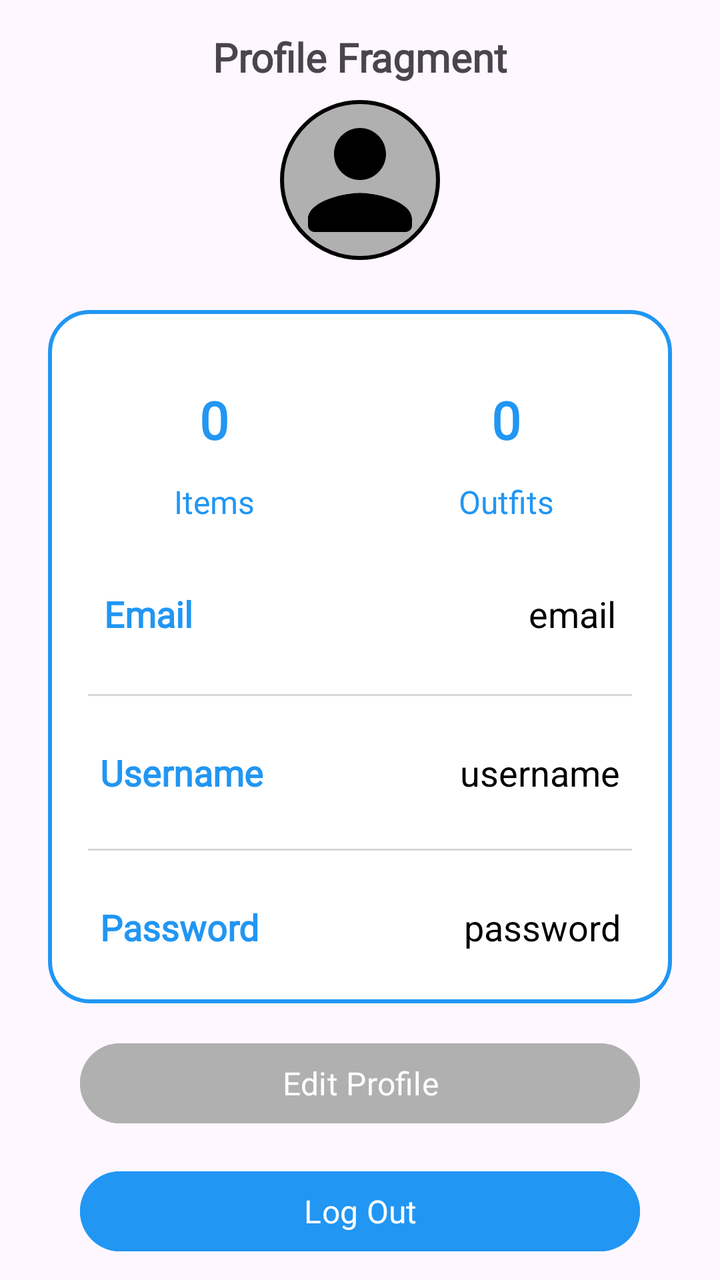
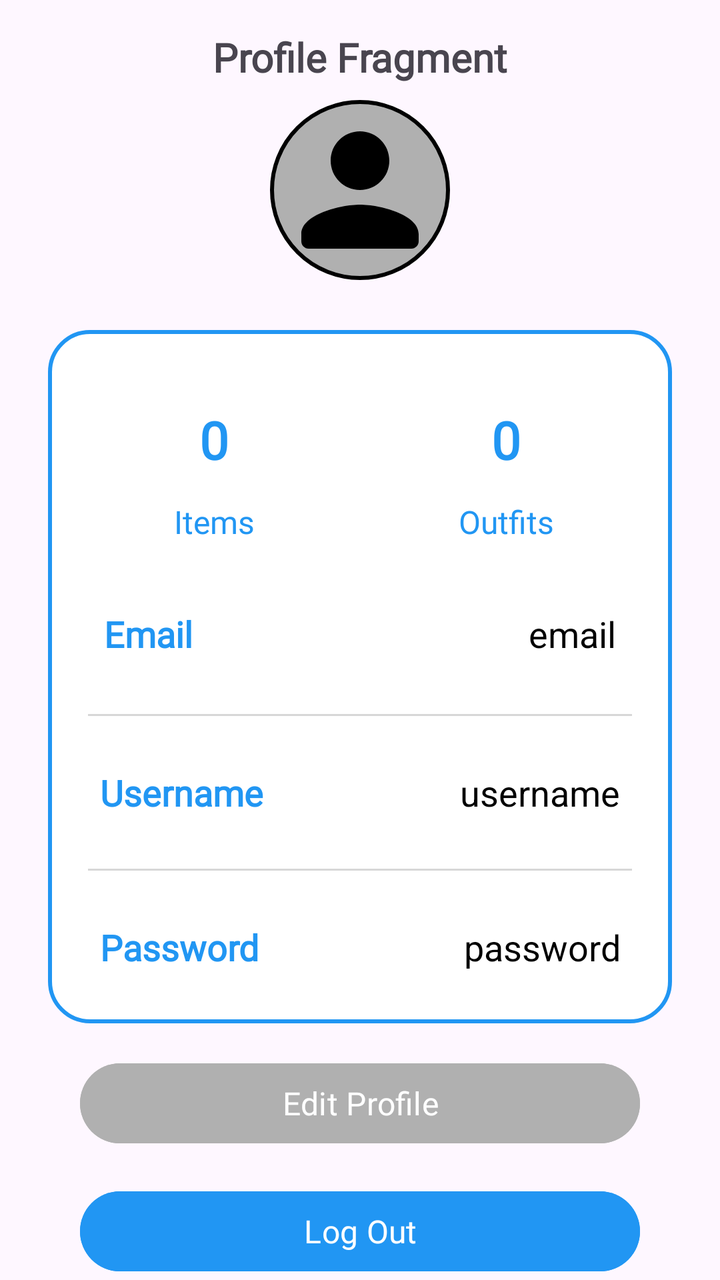

An Android layout rendered at two revisions. The XML below is the earlier revision; the diff shows what the commit changed to produce the second picture.
<!-- AndroidManifest.xml: application theme Theme.StyleWIZ_vol2 -->
<!-- res/layout/fragment_profile.xml -->
<?xml version="1.0" encoding="utf-8"?>
<androidx.constraintlayout.widget.ConstraintLayout
    xmlns:android="http://schemas.android.com/apk/res/android"
    xmlns:tools="http://schemas.android.com/tools"
    android:layout_width="match_parent"
    android:layout_height="match_parent"
    xmlns:app="http://schemas.android.com/apk/res-auto"
    tools:context=".ProfileFragment">

    

    


    



    <com.google.android.material.imageview.ShapeableImageView
        android:layout_width="80dp"
        android:layout_height="80dp"
        android:id="@id/profileImg"
        android:background="@color/gray"
        android:src="@drawable/round_person_24"
        app:cardCornerRadius="40dp"
        android:padding="1dp"
        app:strokeColor="@color/black"
        app:strokeWidth="2dp"
        app:shapeAppearanceOverlay="@style/circular"
        android:layout_marginTop="50dp"
        app:layout_constraintStart_toStartOf="parent"
        app:layout_constraintEnd_toEndOf="parent"
        app:layout_constraintTop_toTopOf="parent"/>


    <LinearLayout
        android:layout_width="match_parent"
        android:layout_height="wrap_content"
        android:id="@+id/linearLayout"
        android:orientation="vertical"
        android:padding="10dp"
        android:background="@drawable/white_background"
        android:layout_marginStart="24dp"
        android:layout_marginEnd="24dp"
        android:layout_marginTop="25dp"
        app:layout_constraintEnd_toEndOf="parent"
        app:layout_constraintStart_toStartOf="parent"
        app:layout_constraintTop_toBottomOf="@id/profileImg">

        <LinearLayout
            android:layout_width="match_parent"
            android:layout_height="wrap_content"
            android:orientation="horizontal">

            <LinearLayout
                android:layout_width="wrap_content"
                android:layout_height="wrap_content"
                android:layout_margin="10dp"
                android:layout_weight="1"
                android:elevation="5dp"
                android:padding="5dp"
                android:gravity="center"
                android:orientation="vertical">

                <TextView
                    android:layout_width="80dp"
                    android:layout_height="60dp"
                    android:id="@+id/itemsNumber"
                    android:text="0"
                    android:gravity="center"
                    android:textAlignment="center"
                    android:textColor="@color/blue"
                    android:textSize="26dp"
                    android:textStyle="bold"
                    android:fontFamily="@font/roboto"/>

                <TextView
                    android:layout_width="match_parent"
                    android:layout_height="wrap_content"
                    android:id="@+id/Items"
                    android:text="Items"
                    android:textAlignment="center"
                    android:textColor="@color/blue"
                    android:textSize="16dp"
                    android:fontFamily="@font/roboto"/>



            </LinearLayout>

            <LinearLayout
                android:layout_width="wrap_content"
                android:layout_height="wrap_content"
                android:layout_margin="10dp"
                android:layout_weight="1"
                android:elevation="5dp"
                android:padding="5dp"
                android:gravity="center"
                android:orientation="vertical">

                <TextView
                    android:layout_width="80dp"
                    android:layout_height="60dp"
                    android:id="@+id/outfitsNumber"
                    android:text="0"
                    android:gravity="center"
                    android:textAlignment="center"
                    android:textColor="@color/blue"
                    android:textSize="26dp"
                    android:textStyle="bold"
                    android:fontFamily="@font/roboto"/>

                <TextView
                    android:layout_width="match_parent"
                    android:layout_height="wrap_content"
                    android:id="@+id/Outfits"
                    android:text="Outfits"
                    android:textAlignment="center"
                    android:textColor="@color/blue"
                    android:textSize="16dp"
                    android:fontFamily="@font/roboto"/>



            </LinearLayout>

        </LinearLayout>

        <LinearLayout
            android:layout_width="match_parent"
            android:layout_height="match_parent"
            android:padding="8dp"
            android:layout_marginLeft="10dp"
            android:layout_marginRight="10dp"
            android:layout_marginBottom="10dp"
            android:layout_marginTop="10dp"
            android:orientation="horizontal">



            <TextView
                android:layout_width="wrap_content"
                android:layout_height="wrap_content"
                android:id="@+id/email"
                android:layout_weight="1"
                android:text="Email"
                android:textStyle="bold"
                android:textColor="@color/blue"
                android:textSize="18dp"
                android:fontFamily="@font/roboto"/>

            <TextView
                android:layout_width="wrap_content"
                android:layout_height="wrap_content"
                android:id="@+id/profileEmail"
                android:text="email"
                android:layout_weight="1"
                android:textAlignment="viewEnd"
                android:textColor="@color/black"
                android:textSize="18sp"/>


        </LinearLayout>

        <androidx.appcompat.widget.AppCompatImageView
            android:layout_width="match_parent"
            android:layout_height="1dp"
            android:layout_margin="10dp"
            android:alpha="0.5"
            android:background="@color/gray"/>

        <LinearLayout
            android:layout_width="match_parent"
            android:layout_height="match_parent"
            android:layout_margin="8dp"
            android:padding="8dp"
            android:orientation="horizontal">


            <TextView
                android:layout_width="wrap_content"
                android:layout_height="wrap_content"
                android:id="@+id/username"
                android:layout_weight="1"
                android:text="Username"
                android:textStyle="bold"
                android:textColor="@color/blue"
                android:textSize="18dp"
                android:fontFamily="@font/roboto"/>

            <TextView
                android:layout_width="wrap_content"
                android:layout_height="wrap_content"
                android:id="@+id/profileUsername"
                android:text="username"
                android:layout_weight="1"
                android:textAlignment="viewEnd"
                android:textColor="@color/black"
                android:textSize="18sp"/>


        </LinearLayout>

        <androidx.appcompat.widget.AppCompatImageView
            android:layout_width="match_parent"
            android:layout_height="1dp"
            android:layout_margin="10dp"
            android:alpha="0.5"
            android:background="@color/gray"/>

        <LinearLayout
            android:layout_width="match_parent"
            android:layout_height="match_parent"
            android:layout_margin="8dp"
            android:padding="8dp"
            android:orientation="horizontal">


            <TextView
                android:layout_width="wrap_content"
                android:layout_height="wrap_content"
                android:id="@+id/password"
                android:layout_weight="1"
                android:text="Password"
                android:textStyle="bold"
                android:textColor="@color/blue"
                android:textSize="18dp"
                android:fontFamily="@font/roboto"/>

            <TextView
                android:layout_width="wrap_content"
                android:layout_height="wrap_content"
                android:id="@+id/profilePassword"
                android:text="password"
                android:layout_weight="1"
                android:textAlignment="viewEnd"
                android:textColor="@color/black"
                android:textSize="18sp"/>


        </LinearLayout>




    </LinearLayout>



    <TextView
        android:id="@+id/fragment_name"
        android:layout_width="wrap_content"
        android:layout_height="wrap_content"
        android:fontFamily="@font/roboto"
        android:text="Profile Fragment"
        android:layout_marginTop="15dp"
        android:textSize="20sp"
        android:textStyle="bold"
        app:layout_constraintEnd_toEndOf="parent"
        app:layout_constraintStart_toStartOf="parent"
        app:layout_constraintTop_toTopOf="parent" />



    
    <Button
        android:id="@+id/editProfile_button"
        android:layout_width="0dp"
        android:layout_height="48dp"
        android:layout_margin="16dp"
        android:fontFamily="@font/roboto"
        android:backgroundTint="@color/gray"
        android:text="Edit Profile"
        android:textColor="#FFFFFF"
        android:textSize="16sp"
        app:layout_constraintEnd_toEndOf="@id/linearLayout"
        app:layout_constraintStart_toStartOf="@id/linearLayout"
        app:layout_constraintTop_toBottomOf="@id/linearLayout" />

    
    <Button
        android:id="@+id/logout_button"
        android:layout_width="0dp"
        android:layout_height="48dp"
        android:layout_margin="16dp"
        android:backgroundTint="@color/blue"
        android:fontFamily="@font/roboto"
        android:text="Log Out"
        android:textColor="#FFFFFF"
        android:textSize="16sp"
        app:layout_constraintTop_toBottomOf="@id/editProfile_button"
        app:layout_constraintStart_toStartOf="@id/linearLayout"
        app:layout_constraintEnd_toEndOf="@id/linearLayout"/>

</androidx.constraintlayout.widget.ConstraintLayout>
<!-- resources referenced by this layout -->
<resources>
  <color name="black">#FF000000</color>
  <color name="blue">#2196F3</color>
  <color name="gray">#B0B0B0</color>
  <!-- drawable round_person_24 (drawable) -->
  <vector android:height="24dp" android:tint="#000000"
      android:viewportHeight="24" android:viewportWidth="24"
      android:width="24dp" xmlns:android="http://schemas.android.com/apk/res/android">
      <path android:fillColor="@android:color/white" android:pathData="M12,12c2.21,0 4,-1.79 4,-4s-1.79,-4 -4,-4 -4,1.79 -4,4 1.79,4 4,4zM12,14c-2.67,0 -8,1.34 -8,4v1c0,0.55 0.45,1 1,1h14c0.55,0 1,-0.45 1,-1v-1c0,-2.66 -5.33,-4 -8,-4z"/>
  </vector>
  <!-- drawable white_background (drawable) -->
  <?xml version="1.0" encoding="utf-8"?>
  <selector xmlns:android="http://schemas.android.com/apk/res/android">
      <item>
  
          <shape
              android:shape="rectangle">
  
              <solid
                  android:color="@color/white"/>
  
              <corners
                  android:radius="20sp"/>
  
              <stroke
                  android:width="2dp"
                  android:color="@color/blue"/>
  
          </shape>
  
      </item>
  
  </selector>
  <style name="circular">
          <item name="cornerSize">50%</item>
      </style>
  <style name="Theme.StyleWIZ_vol2" parent="Base.Theme.StyleWIZ_vol2" />
  <color name="white">#FFFFFFFF</color>
  <style name="Base.Theme.StyleWIZ_vol2" parent="Theme.Material3.DayNight.NoActionBar">
          
          
      </style>
</resources>

<!-- the commit's change to res/layout/fragment_profile.xml (unified diff, before → after) -->
@@ -17,8 +17,8 @@
 
 
     <com.google.android.material.imageview.ShapeableImageView
-        android:layout_width="80dp"
-        android:layout_height="80dp"
+        android:layout_width="90dp"
+        android:layout_height="90dp"
         android:id="@id/profileImg"
         android:background="@color/gray"
         android:src="@drawable/round_person_24"
